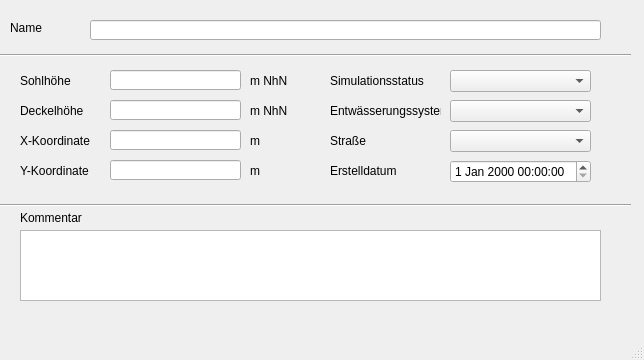
Before: the Qt Designer form qkan/importhe/templates/speicher.ui in hoettges/QKan, drawn with Qt 5.
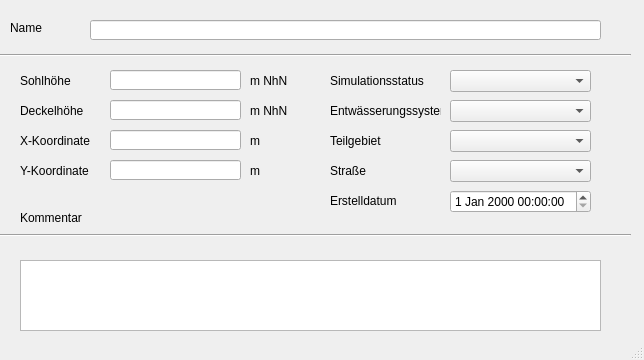
After: the same form once the commit is applied. Custom widgets are drawn as their Qt base class.

Diff of the .ui file:
```diff
--- a/qkan/importhe/templates/speicher.ui
+++ b/qkan/importhe/templates/speicher.ui
@@ -161,7 +161,7 @@
     <property name="geometry">
      <rect>
       <x>0</x>
-      <y>190</y>
+      <y>220</y>
       <width>631</width>
       <height>31</height>
      </rect>
@@ -187,7 +187,7 @@
     <property name="geometry">
      <rect>
       <x>330</x>
-      <y>160</y>
+      <y>190</y>
       <width>71</width>
       <height>21</height>
      </rect>
@@ -283,7 +283,7 @@
     <property name="geometry">
      <rect>
       <x>20</x>
-      <y>230</y>
+      <y>260</y>
       <width>581</width>
       <height>71</height>
      </rect>
@@ -293,7 +293,7 @@
     <property name="geometry">
      <rect>
       <x>330</x>
-      <y>130</y>
+      <y>160</y>
       <width>46</width>
       <height>21</height>
      </rect>
@@ -306,7 +306,7 @@
     <property name="geometry">
      <rect>
       <x>450</x>
-      <y>130</y>
+      <y>160</y>
       <width>141</width>
       <height>22</height>
      </rect>
@@ -316,12 +316,38 @@
     <property name="geometry">
      <rect>
       <x>450</x>
-      <y>160</y>
+      <y>190</y>
       <width>141</width>
       <height>23</height>
      </rect>
     </property>
    </widget>
+   <widget class="QLabel" name="label_13">
+    <property name="geometry">
+     <rect>
+      <x>330</x>
+      <y>130</y>
+      <width>71</width>
+      <height>21</height>
+     </rect>
+    </property>
+    <property name="text">
+     <string>Teilgebiet</string>
+    </property>
+    <property name="buddy">
+     <cstring>simstatus</cstring>
+    </property>
+   </widget>
+   <widget class="QComboBox" name="teilgebiet">
+    <property name="geometry">
+     <rect>
+      <x>450</x>
+      <y>130</y>
+      <width>141</width>
+      <height>22</height>
+     </rect>
+    </property>
+   </widget>
   </widget>
   <widget class="QMenuBar" name="menubar">
    <property name="geometry">
```
